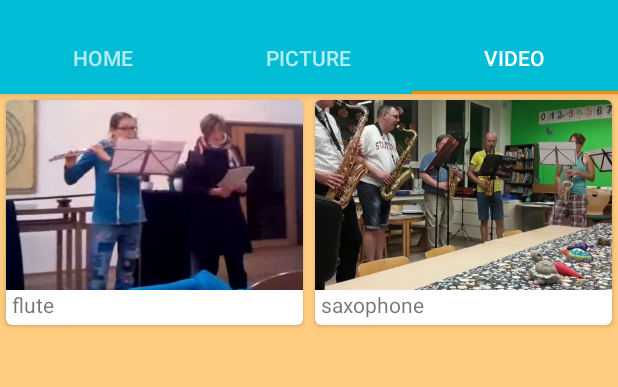
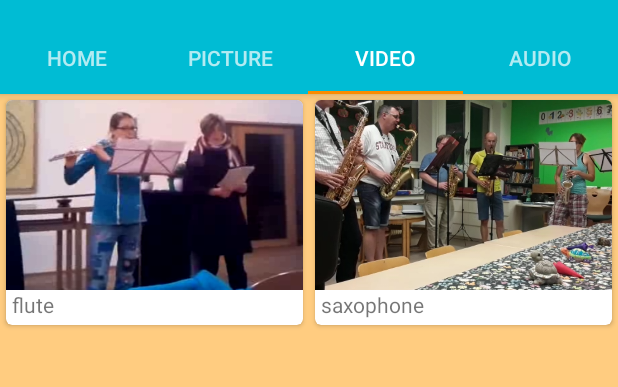
Before and after one commit to deftone/prototype, an Android app: the screen it shows after launch (MainActivity), tab 3 chosen, on a phone screen of 412 x 824 dp, the part 62-449 px from its top. Run offline under Robolectric (Android 15) with nearby library versions, the phone set to English and light mode, and no system bars.

Commit message:
added audio tab with content

```diff
--- a/app/src/main/AndroidManifest.xml
+++ b/app/src/main/AndroidManifest.xml
@@ -17,7 +17,8 @@
             </intent-filter>
         </activity>
         <activity android:name=".activities.ExerciseDetailActivity" />
-        <activity android:name=".activities.VideoActivity"></activity>
+        <activity android:name=".activities.VideoActivity" />
+        <activity android:name=".activities.AudioActivity"></activity>
     </application>
 
 </manifest>
--- a/app/src/main/java/de/deftone/prototype/activities/MainActivity.java
+++ b/app/src/main/java/de/deftone/prototype/activities/MainActivity.java
@@ -24,6 +24,7 @@ import android.view.MenuItem;
 import java.util.List;
 
 import de.deftone.prototype.R;
+import de.deftone.prototype.data.AudioData;
 import de.deftone.prototype.data.Exercise;
 import de.deftone.prototype.data.LegExerciseData;
 import de.deftone.prototype.data.VideoData;
@@ -39,10 +40,12 @@ public class MainActivity extends AppCompatActivity implements NavigationView.On
 
     public static final List<Exercise> ALL_PICTURES = LegExerciseData.getAllLegExercises();
     public static final List<Exercise> ALL_VIDEOS = VideoData.getAllVideos();
+    public static final List<Exercise> ALL_AUDIOS = AudioData.getAllAudios();
 
     public final static String TYPE = "type";
     public final static String TYPE_PICTURE = "picture tab";
     public final static String TYPE_VIDEO = "video tab";
+    public final static String TYPE_AUDIO = "audio tab";
 
     private ShareActionProvider shareActionProvider;
 
@@ -93,6 +96,7 @@ public class MainActivity extends AppCompatActivity implements NavigationView.On
         tabLayout.getTabAt(0).setText("Home");
         tabLayout.getTabAt(1).setText("Picture");
         tabLayout.getTabAt(2).setText("Video");
+        tabLayout.getTabAt(3).setText("Audio");
 
         //das hier sollte gar nicht sein... denn das letzte fragment aufrufen, keinen neuen intent starten!!
         //set correct tab - when mainActivity is called from ExerciseDetailActivity (upArrow)
@@ -105,6 +109,9 @@ public class MainActivity extends AppCompatActivity implements NavigationView.On
                     break;
                 case TYPE_VIDEO:
                     viewPagerItem = 2;
+                    break;
+                case TYPE_AUDIO:
+                    viewPagerItem = 3;
                     break;
                 default:
                     viewPagerItem = 0;
@@ -136,13 +143,18 @@ public class MainActivity extends AppCompatActivity implements NavigationView.On
                     bundle.putString(TYPE, TYPE_VIDEO);
                     videoFragment.setArguments(bundle);
                     return videoFragment;
+                case 3:
+                    ExerciseFragment audioFragment = new ExerciseFragment();
+                    bundle.putString(TYPE, TYPE_AUDIO);
+                    audioFragment.setArguments(bundle);
+                    return audioFragment;
             }
             return null;
         }
 
         @Override
         public int getCount() {
-            return 3;
+            return 4;
         }
     }
 
--- /dev/null
+++ b/app/src/main/java/de/deftone/prototype/data/AudioData.java
@@ -0,0 +1,49 @@
+package de.deftone.prototype.data;
+
+import java.util.ArrayList;
+import java.util.List;
+
+import de.deftone.prototype.R;
+
+import static de.deftone.prototype.data.Exercise.BULLET;
+import static de.deftone.prototype.data.ExerciseTypes.AUDIO;
+
+public class AudioData {
+
+    public static List<Exercise> getAllAudios() {
+        List<Exercise> exercises = new ArrayList<>();
+
+        exercises.add(new Exercise(0, AUDIO, "flute_audio", getIcons(),
+                getDescFlute(), R.drawable.audio_image, 0, new int[]{2}));
+
+        exercises.add(new Exercise(0, AUDIO, "saxophone_audio", getIcons(),
+                getDescSax(), R.drawable.audio_image, 0, new int[]{2}));
+
+        exercises.add(new Exercise(0, AUDIO, "children_audio", getIcons(),
+                getDescChildren(), R.drawable.audio_image, 0, new int[]{2}));
+        return exercises;
+    }
+
+    private static String[] getIcons() {
+        return new String[]{BULLET, BULLET,  BULLET};
+    }
+
+    private static String[] getDescFlute() {
+        return new String[]{"emanuelle",
+                "playing the flute with a professional singer",
+                "better sound quality"};
+    }
+
+    private static String[] getDescSax() {
+        return new String[]{"in the mood",
+                "playing the saxophone by myself",
+                "glenn miller swings ;)"};
+    }
+
+    private static String[] getDescChildren() {
+        return new String[]{"fireman sam",
+                "sung by kira and justus",
+                "until thty fight about who sings what..."};
+    }
+
+}
--- a/app/src/main/java/de/deftone/prototype/data/ExerciseTypes.java
+++ b/app/src/main/java/de/deftone/prototype/data/ExerciseTypes.java
@@ -2,5 +2,6 @@ package de.deftone.prototype.data;
 
 public enum ExerciseTypes {
     PICTURE,
-    VIDEO;
+    VIDEO,
+    AUDIO;
 }
--- a/app/src/main/java/de/deftone/prototype/fragments/ExerciseFragment.java
+++ b/app/src/main/java/de/deftone/prototype/fragments/ExerciseFragment.java
@@ -57,6 +57,12 @@ public class ExerciseFragment extends Fragment {
                         exerciseImages.add(exercise.getImageResourceId());
                     }
                     break;
+                case TYPE_AUDIO:
+                    for (Exercise exercise : ALL_AUDIOS) {
+                        exerciseNames.add(exercise.getName());
+                        exerciseImages.add(exercise.getImageResourceId());
+                    }
+                    break;
             }
         }
 
--- a/app/src/main/res/values/strings.xml
+++ b/app/src/main/res/values/strings.xml
@@ -50,7 +50,7 @@
 
     <string name="points">Wieviele Sätze der Übung hast du erfolgreich beendet?</string>
     <string name="points_alternative">Wieviele Sätze der (einfachen) Übung hast du erfolgreich beendet?</string>
-    <string name="description">Übungsanleitung</string>
+    <string name="description">Description/Details:</string>
     <string name="start">start</string>
     <string name="pause">pause</string>
     <string name="stop">stop</string>
```
Also changed, not shown: app/build.gradle (added, +32 -0 lines), app/src/main/java/de/deftone/prototype/activities/AudioActivity.java (added, +152 -0 lines), app/src/main/java/de/deftone/prototype/activities/ExerciseDetailActivity.java (+20 -4 lines), app/src/main/res/layout/activity_audio.xml (added, +101 -0 lines), 4 other files.
